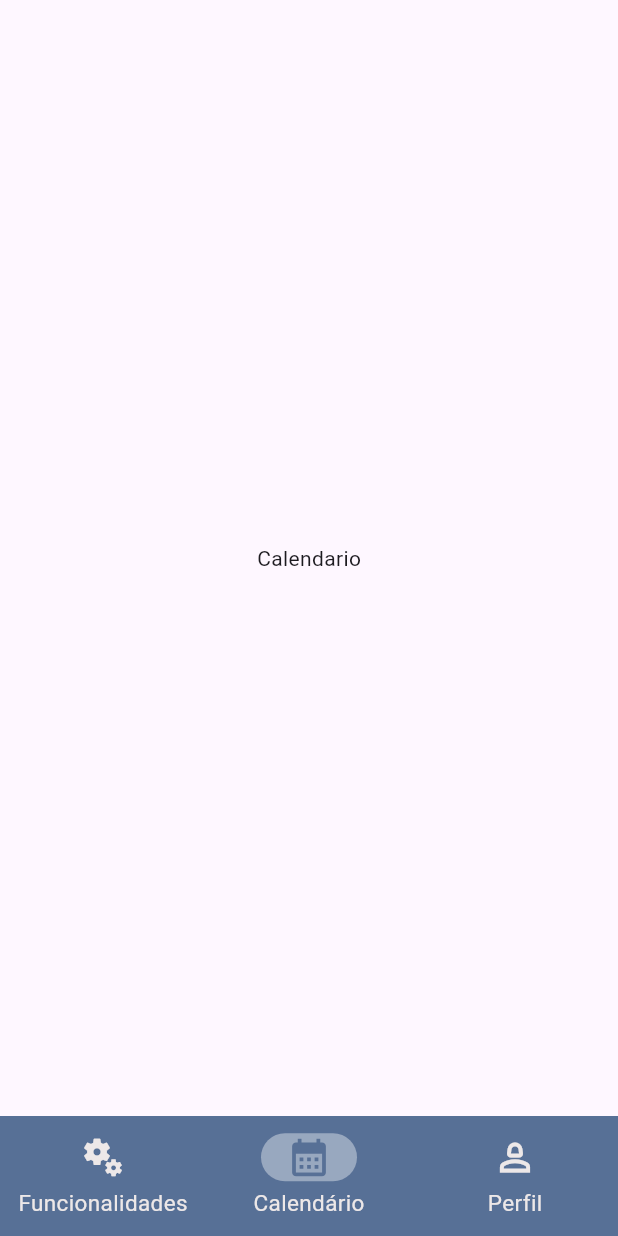
After one commit to NicolasKLange/App-Family-Home, a Flutter app: the DashboardScreen screen opened by its route, item 2 of the bottom bar chosen, on a phone screen of 412 x 824 dp. The commit adds this screen. Run offline on Flutter 3.47's test engine with Material 3 defaults, Android fonts, the light colour scheme and no system bars; our stand-ins replace flutter_spinkit.

Commit message:
adicionando rotas na navigationBar,

```diff
--- /dev/null
+++ b/lib/calendar/calendar.dart
@@ -0,0 +1,14 @@
+import 'package:flutter/material.dart';
+
+class CalendarScreen extends StatelessWidget {
+  const CalendarScreen({super.key});
+
+  @override
+  Widget build(BuildContext context) {
+    return const Scaffold(
+      body: Center(
+        child: Text("Calendario"),
+      ),
+    );
+  }
+}
--- a/lib/home/home.dart
+++ b/lib/home/home.dart
@@ -1,18 +1,112 @@
 import 'package:flutter/material.dart';
 import 'package:family_home/assets/button_styles.dart';
 
-/// Dashboard screen class
-class DashboardScreen extends StatelessWidget {
-  /// Constructor for DashboardScreen
+//IMPORTANDO TELAS PARA NAVIGATIONBAR
+import '../calendar/calendar.dart';
+import '../profile/profile.dart';
+
+class DashboardScreen extends StatefulWidget {
   const DashboardScreen({super.key});
+
+  @override
+  State<DashboardScreen> createState() => _DashboardScreenState();
+}
+
+class _DashboardScreenState extends State<DashboardScreen> {
+  int _opcaoSelecionada = 0;
 
   @override
   Widget build(BuildContext context) {
     return Scaffold(
-      //TOPO TELA
       backgroundColor: const Color(0xFF577096),
-      body: SafeArea(
-        child: SingleChildScrollView(
+
+      body: IndexedStack(
+        index: _opcaoSelecionada,
+        children: const <Widget>[
+          FuncionalidadesScreen(),
+          CalendarScreen(),
+          ProfileScreen(),
+        ],
+      ),
+
+      // NAVIGATIONBAR COM TEMA PERSONALIZADO
+      bottomNavigationBar: NavigationBarTheme(
+        // Customizando o tema da NavigationBar
+        data: const NavigationBarThemeData(
+          // Editando o tamanho e cor dos ícones da NavigationBar
+          iconTheme: WidgetStatePropertyAll(
+            IconThemeData(
+              size: 30,
+              color: Color(0xFFEDE8E8), // Cor dos ícones não selecionados
+            ),
+          ),
+          // Indicador da aba selecionada
+          indicatorColor: Color.fromARGB(99, 255, 255, 255),
+          backgroundColor: Color(0xFF577096), // Cor de fundo da NavigationBar
+
+          // Editando o estilo de texto dos rótulos da NavigationBar
+          labelTextStyle: WidgetStatePropertyAll(
+            TextStyle(
+              fontSize: 15,
+              color: Color(0xFFEDE8E8),
+            ),
+          ),
+        ),
+
+        // NavigationBar com as opções
+        child: NavigationBar(
+          // Atualiza a opção selecionada
+          onDestinationSelected: (int index) {
+            setState(() {
+              _opcaoSelecionada = index;
+            });
+          },
+          // Mostra qual opção está selecionada
+          selectedIndex: _opcaoSelecionada,
+          destinations: const [
+            NavigationDestination(
+              icon: Icon(
+                Icons.miscellaneous_services_rounded,
+              ),
+              selectedIcon: Icon(
+                Icons.miscellaneous_services_rounded,
+                color: Color(0xFF577096), // Cor do ícone selecionado
+              ),
+              label: "Funcionalidades",
+            ),
+            NavigationDestination(
+              icon: Icon(
+                Icons.calendar_month_outlined,
+              ),
+              selectedIcon: Icon(
+                Icons.calendar_month,
+                color: Color(0xFF577096),
+              ),
+              label: "Calendário",
+            ),
+            NavigationDestination(
+              icon: Icon(
+                Icons.person_2_outlined,
+              ),
+              selectedIcon: Icon(
+                Icons.person_2,
+                color: Color(0xFF577096), // Cor do ícone selecionado
+              ),
+              label: "Perfil",
+            ),
+          ],
+        ),
+      ),
+    );
+  }
+}
+
+class FuncionalidadesScreen extends StatelessWidget {
+  const FuncionalidadesScreen({super.key});
+
+  @override
+  Widget build(BuildContext context) {
+    return SingleChildScrollView(
       child: Column(
         crossAxisAlignment: CrossAxisAlignment.start,
         children: [
@@ -49,28 +143,19 @@ class DashboardScreen extends StatelessWidget {
                 const SizedBox(height: 10),
                 Expanded(
                   child: GridView.count(
-                        //ESTILIZANDO OS CARDS DAS FUNCIONALIDADES
                     crossAxisCount: 2,
                     crossAxisSpacing: 20,
                     mainAxisSpacing: 14,
                     shrinkWrap: true,
                     padding: const EdgeInsets.all(20),
                     childAspectRatio: 1,
-                        //CARDS DAS FUNCIONAILIDADES DO APP
                     children: [
-                          ///MUDAR ROTAS
                       _buildDashboardButton(
                           context, 'Tarefas', Icons.list, '/tasksScreen'),
-
-                          ///MUDAR ROTAS
                       _buildDashboardButton(context, 'Compras',
                           Icons.shopping_cart_outlined, '/shoppingScreen'),
-
-                          ///MUDAR ROTAS
                       _buildDashboardButton(
                           context, 'Eventos', Icons.event, '/eventsScreen'),
-
-                          ///MUDAR ROTAS
                       _buildDashboardButton(context, 'Avisos',
                           Icons.report_problem_outlined, '/noticesScreen'),
                     ],
@@ -80,64 +165,6 @@ class DashboardScreen extends StatelessWidget {
             ),
           ),
         ],
-          ),
-        ),
-      ),
-
-      //NAVIGATIONBAR DA TELA
-      bottomNavigationBar: NavigationBarTheme(
-        //CUSTOMIZAR O TEMA DA NAVIGATIONBAR
-        data: const NavigationBarThemeData(
-          //EDITANDO ICONS NAVIGATIONBAR
-          iconTheme: WidgetStatePropertyAll(
-            IconThemeData(
-              size: 30,
-              color: Color(0xFFEDE8E8),
-            ),
-          ),
-          //INDICADOR DE SELECIONADO
-          indicatorColor: Color.fromARGB(99, 255, 255, 255),
-          backgroundColor: Color(0xFF577096),
-          //EDITANDO TEXTO NAVIGATIONBAR
-          labelTextStyle: WidgetStatePropertyAll(
-            TextStyle(
-              fontSize: 15,
-              color: Color(0xFFEDE8E8),
-            ),
-          ),
-        ),
-        child: NavigationBar(
-          destinations: const [
-            NavigationDestination(
-                icon: Icon(
-                  Icons.miscellaneous_services_rounded,
-                ),
-                // MUDA O ICON OU COR QUANDO ESTIVER SELECIONADO
-                selectedIcon: Icon(
-                  Icons.miscellaneous_services_rounded,
-                  color: Color(0xFF577096),
-                ),
-                label: "Funcionalidades"),
-            NavigationDestination(
-                icon: Icon(
-                  Icons.calendar_month_outlined,
-                ),
-                selectedIcon: Icon(
-                  Icons.calendar_month,
-                  color: Color(0xFF577096),
-                ),
-                label: "Calendário"),
-            NavigationDestination(
-                icon: Icon(
-                  Icons.person_2_outlined,
-                ),
-                selectedIcon: Icon(
-                  Icons.person_2,
-                  color: Color(0xFF577096),
-                ),
-                label: "Perfil"),
-          ],
-        ),
       ),
     );
   }
```
Also changed, not shown: lib/profile/profile.dart (added, +14 -0 lines). Lines whose indentation alone changed are shown as unchanged.
